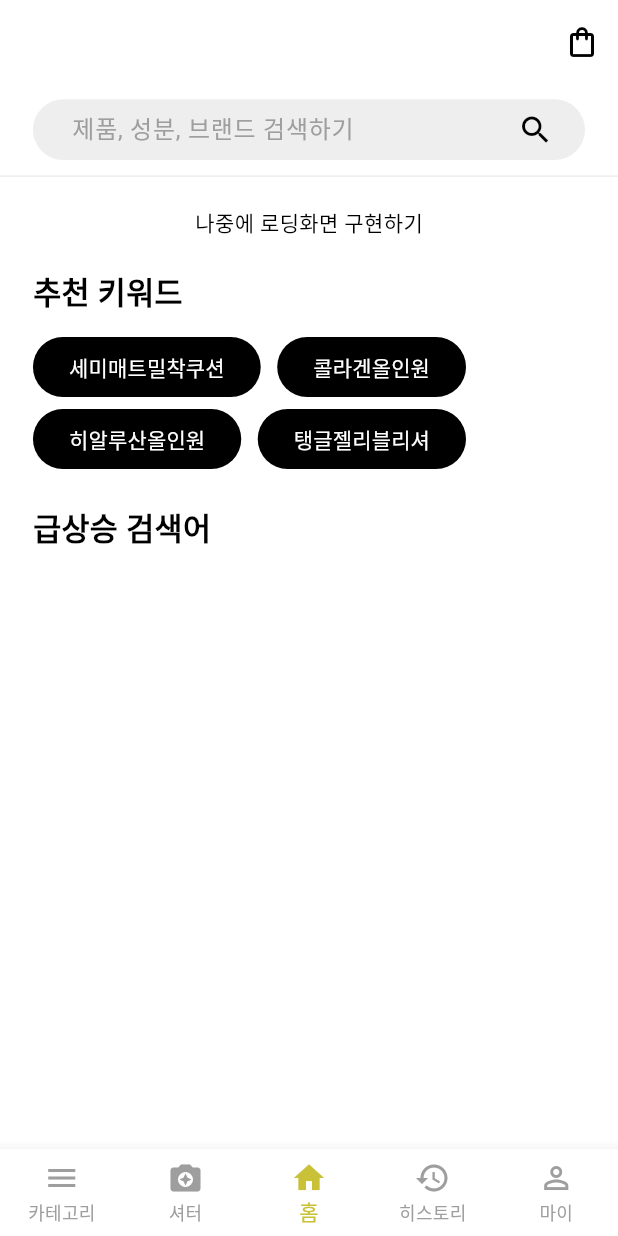
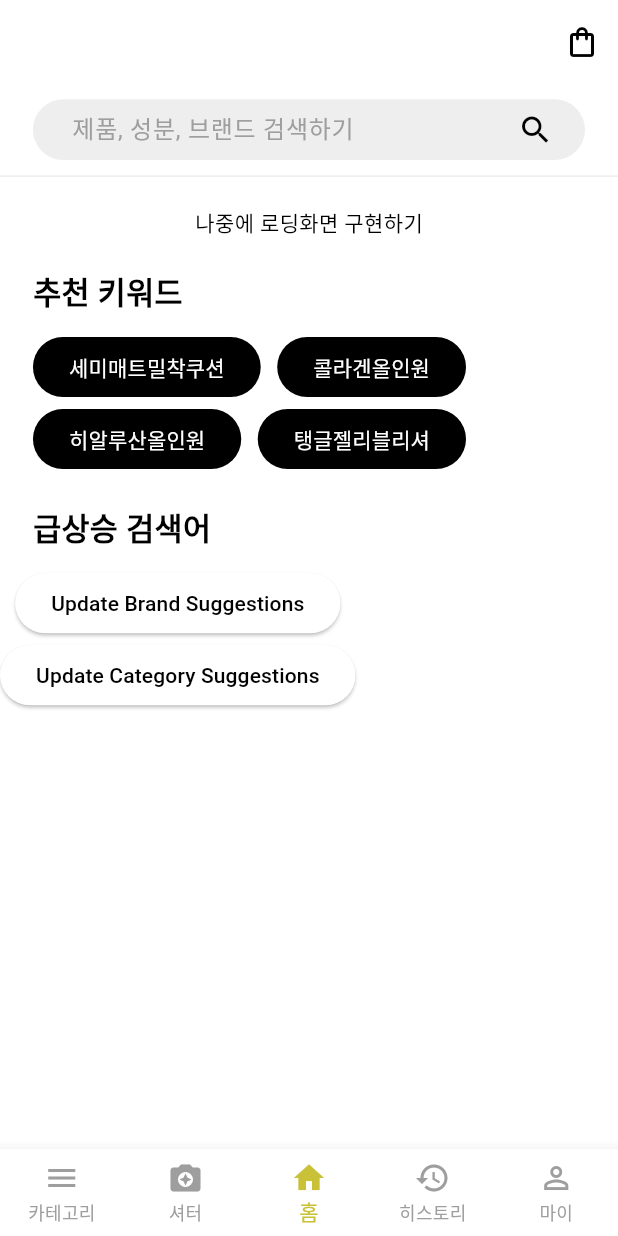
Before and after one commit to devwonkyo/OnlyveU, a Flutter app: the SearchPage screen opened by its route, on a phone screen of 412 x 824 dp. Run offline on Flutter 3.47's test engine with Material 3 defaults, Android fonts, the phone set to English and light mode, and no system bars; our stand-ins replace bloc, cloud_firestore, dropdown_button2, equatable, firebase_auth, firebase_core and 8 more; missing offline and left inert: kakao_flutter_sdk_common, kakao_flutter_sdk_user; accounts and stored records are empty; Roboto replaces fonts that are missing (Pretendard); statements that could not run were skipped.

Commit message:
트렌드 점수 업데이트 코드 주석 처리 및 카테고리 제안 업데이트 버튼 추가

```diff
--- a/lib/main.dart
+++ b/lib/main.dart
@@ -63,9 +63,9 @@ void main() async {
   }
 
   // 트렌드 점수 업데이트 시작
-  final trendCalculator = TrendCalculator();
-  final trendUpdater = TrendUpdater(trendCalculator: trendCalculator);
-  trendUpdater.startUpdating();
+  // final trendCalculator = TrendCalculator();
+  // final trendUpdater = TrendUpdater(trendCalculator: trendCalculator);
+  // trendUpdater.startUpdating();
 
   runApp(const MyApp());
 }
--- a/lib/screens/search/search_home_screen/search_home_screen.dart
+++ b/lib/screens/search/search_home_screen/search_home_screen.dart
@@ -74,8 +74,14 @@ class SearchHomeScreen extends StatelessWidget {
               // 서버 데이터
               SearchMainContainer(
                 title: '급상승 검색어',
-                child: const SizedBox(),
-                // BrandSuggestionUpdateButton(),
+                child:
+                    // const SizedBox(),
+                    Column(
+                  children: [
+                    BrandSuggestionUpdateButton(),
+                    CategorySuggestionUpdateButton(),
+                  ],
+                ),
               ),
             ],
           ),
--- a/lib/utils/search/suggestion/suggestion_button.dart
+++ b/lib/utils/search/suggestion/suggestion_button.dart
@@ -21,12 +21,16 @@ class BrandSuggestionUpdateButton extends StatelessWidget {
 }
 
 class CategorySuggestionUpdateButton extends StatelessWidget {
-  const CategorySuggestionUpdateButton({super.key});
+  final SuggestionService suggestionService = SuggestionService();
+  CategorySuggestionUpdateButton({super.key});
 
   @override
   Widget build(BuildContext context) {
-    return const Placeholder();
+    return ElevatedButton(
+      onPressed: () async {
+        await suggestionService.addCategoriesToSuggestions();
+      },
+      child: const Text('Update Category Suggestions'),
+    );
   }
 }
-
-// 파이어베이스의 products에서 brandName의 값을 SuggestionModel 형식으로 suggestions 컬랙션에 추가하고싶어
```
Also changed, not shown: lib/utils/search/suggestion/suggestion_service.dart (+35 -0 lines).
